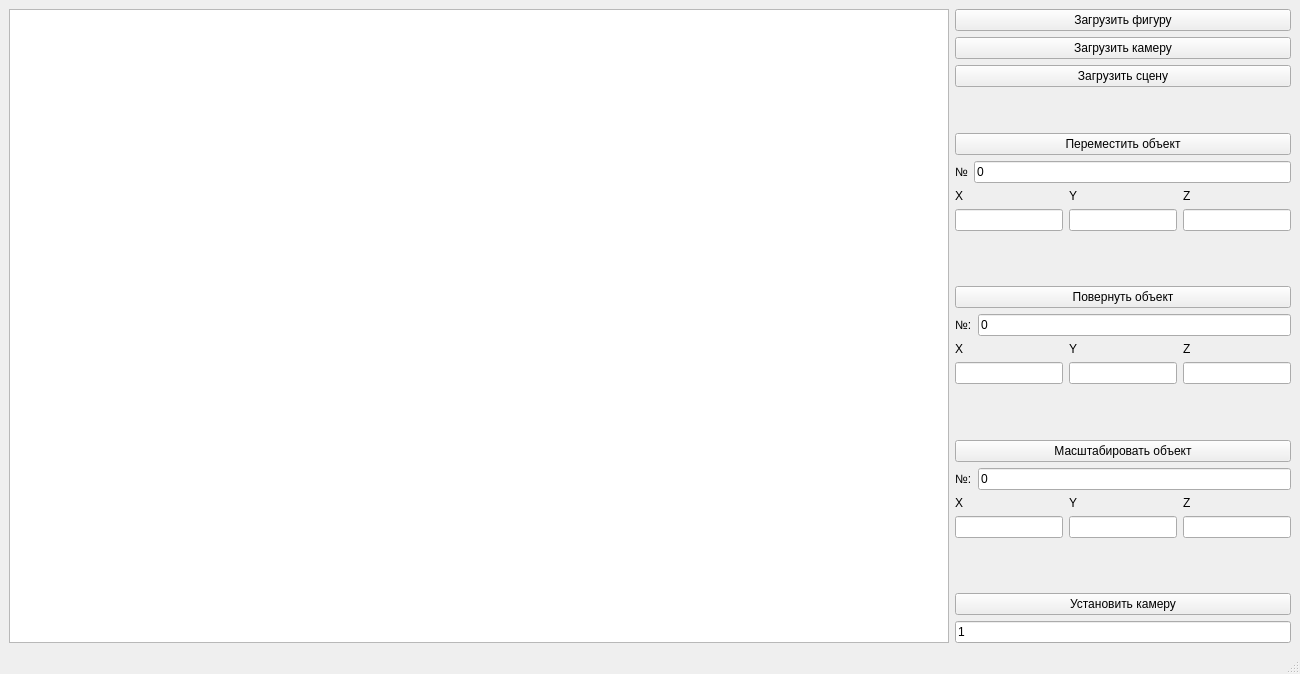
First picture: the form in lab_03/src/gui/mainwindow.ui, repository xanderkov/ics7-OOP, before the edit.
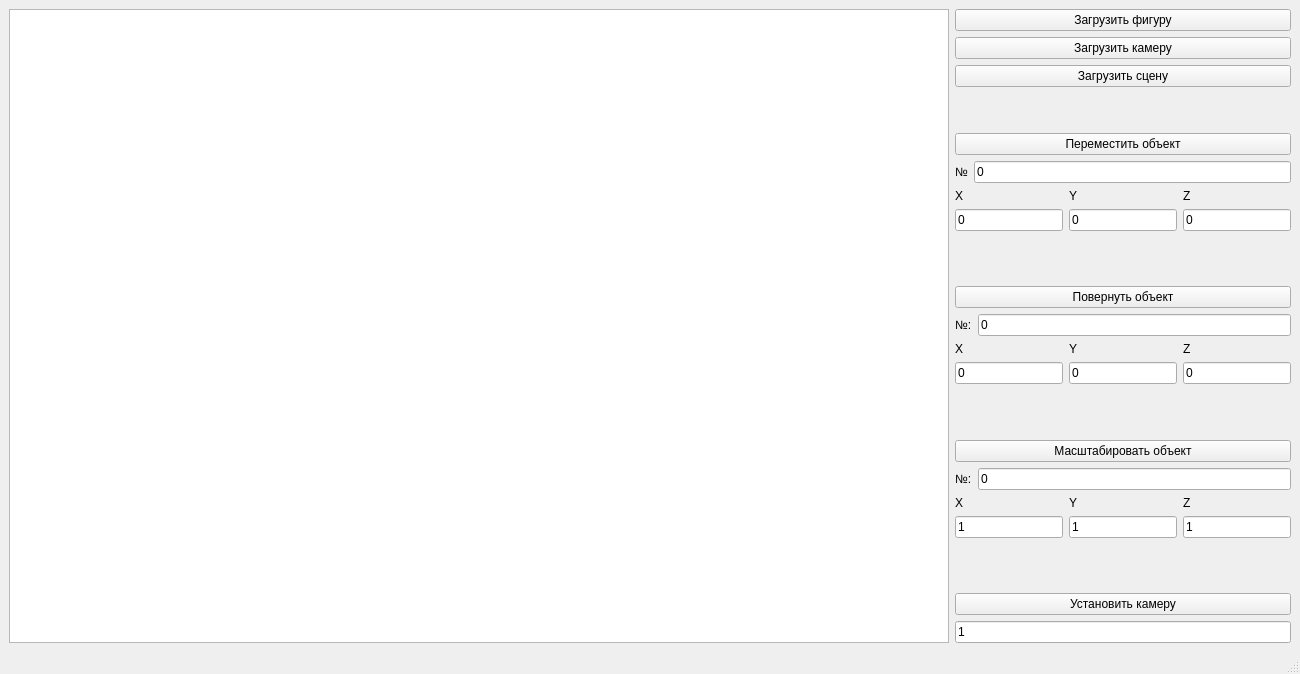
Second picture: the form after the edit.

Diff of the .ui file:
```diff
--- a/lab_03/src/gui/mainwindow.ui
+++ b/lab_03/src/gui/mainwindow.ui
@@ -122,21 +122,21 @@
           <item>
            <widget class="QLineEdit" name="X_E">
             <property name="text">
-             <string/>
+             <string>0</string>
             </property>
            </widget>
           </item>
           <item>
            <widget class="QLineEdit" name="Y_E">
             <property name="text">
-             <string/>
+             <string>0</string>
             </property>
            </widget>
           </item>
           <item>
            <widget class="QLineEdit" name="Z_E">
             <property name="text">
-             <string/>
+             <string>0</string>
             </property>
            </widget>
           </item>
@@ -214,21 +214,21 @@
           <item>
            <widget class="QLineEdit" name="X_E_2">
             <property name="text">
-             <string/>
+             <string>0</string>
             </property>
            </widget>
           </item>
           <item>
            <widget class="QLineEdit" name="Y_E_2">
             <property name="text">
-             <string/>
+             <string>0</string>
             </property>
            </widget>
           </item>
           <item>
            <widget class="QLineEdit" name="Z_E_2">
             <property name="text">
-             <string/>
+             <string>0</string>
             </property>
            </widget>
           </item>
@@ -306,21 +306,21 @@
           <item>
            <widget class="QLineEdit" name="X_E_3">
             <property name="text">
-             <string/>
+             <string>1</string>
             </property>
            </widget>
           </item>
           <item>
            <widget class="QLineEdit" name="Y_E_3">
             <property name="text">
-             <string/>
+             <string>1</string>
             </property>
            </widget>
           </item>
           <item>
            <widget class="QLineEdit" name="Z_E_3">
             <property name="text">
-             <string/>
+             <string>1</string>
             </property>
            </widget>
           </item>
```
Left out of the diff: 12 changed lines with no effect on the pictures.
